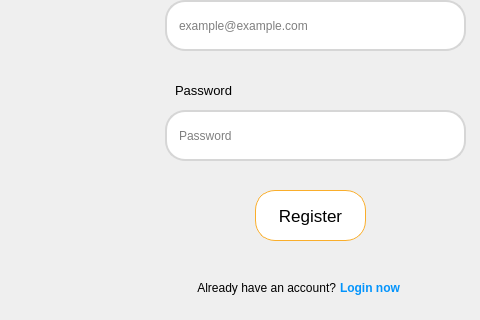
Before: the Qt Designer form SPCK/GUI/Register.ui in MaiNgocChau9/Python-App-A-, drawn with Qt 5; both pictures show x 175 to 655 and y 190 to 510 of the 655 by 510 pixel window.
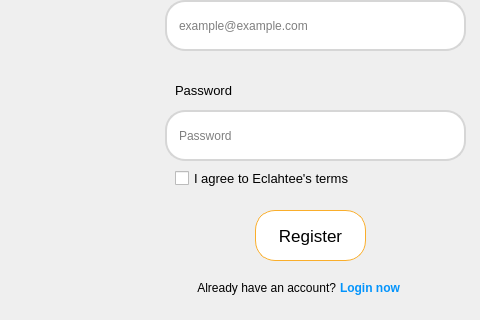
After: the same form once the commit is applied. Icons and pictures are not drawn.

Diff of the .ui file:
```diff
--- a/SPCK/GUI/Register.ui
+++ b/SPCK/GUI/Register.ui
@@ -175,7 +175,7 @@
     <property name="geometry">
      <rect>
       <x>430</x>
-      <y>380</y>
+      <y>400</y>
       <width>111</width>
       <height>51</height>
      </rect>
@@ -265,6 +265,24 @@
      <pixmap>../Image/OIG-removebg-preview.png</pixmap>
     </property>
    </widget>
+   <widget class="QCheckBox" name="checkBox">
+    <property name="geometry">
+     <rect>
+      <x>350</x>
+      <y>360</y>
+      <width>191</width>
+      <height>17</height>
+     </rect>
+    </property>
+    <property name="font">
+     <font>
+      <pointsize>10</pointsize>
+     </font>
+    </property>
+    <property name="text">
+     <string>I agree to Eclahtee's terms</string>
+    </property>
+   </widget>
   </widget>
  </widget>
  <resources>
```
